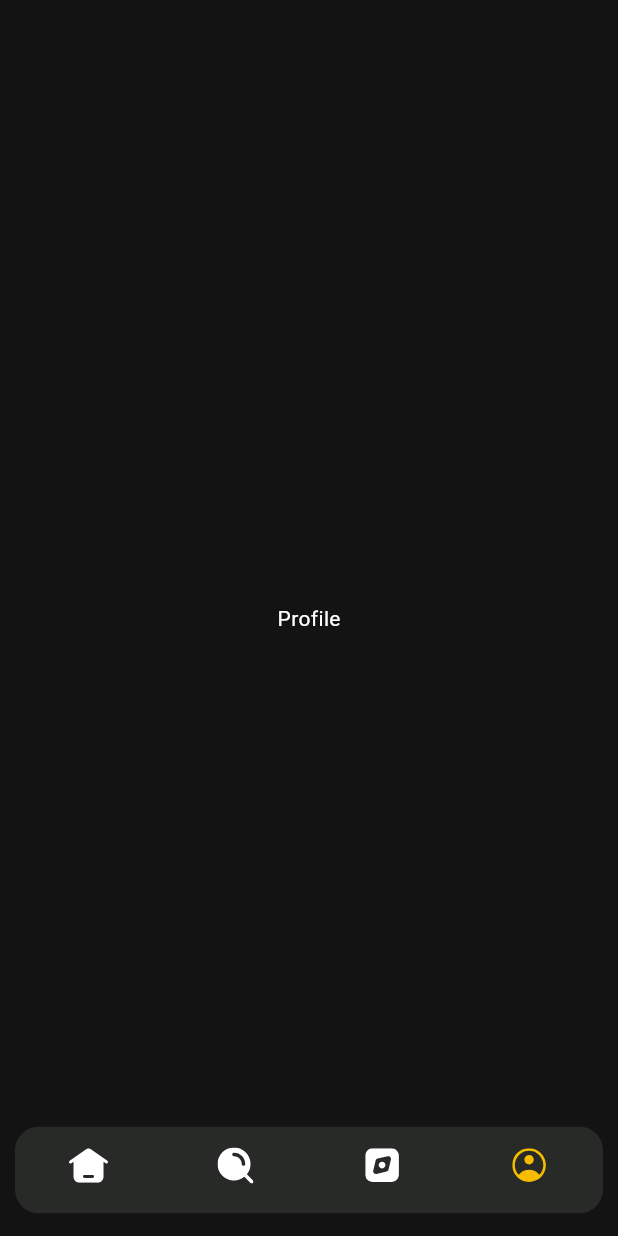
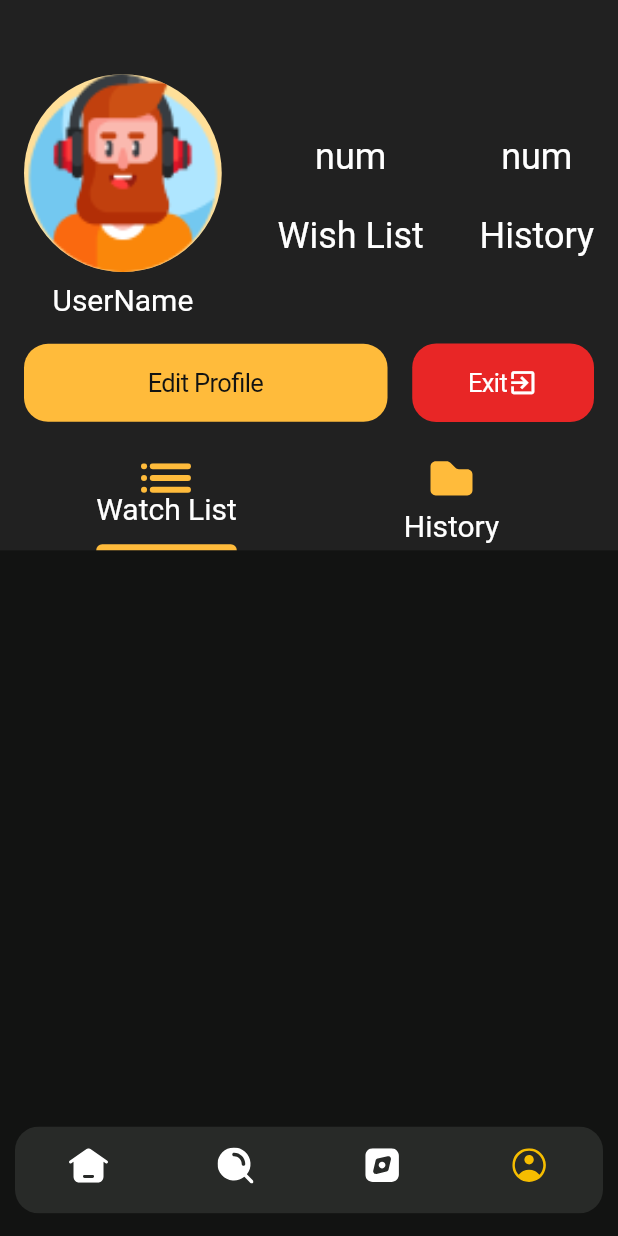
Before and after one commit to alaahamamo7-lang/movies, a Flutter app: the screen it shows after launch, item 4 of the bottom bar chosen, on a phone screen of 412 x 824 dp. Run offline on Flutter 3.47's test engine with Material 3 defaults, Android fonts, the phone set to English and light mode, and no system bars; our stand-ins replace carousel_slider, dio, firebase_auth, firebase_core, flutter_bloc, flutter_svg and 1 more; accounts and stored records are empty; network calls fail.

Commit message:
Profile static ui

```diff
--- a/lib/core/constants/app_assets.dart
+++ b/lib/core/constants/app_assets.dart
@@ -14,6 +14,8 @@ abstract final class AppAssets {
   static const String svgSearch = "assets/icons/search.svg";
   static const String svgExplore = "assets/icons/explore.svg";
   static const String svgProfile = "assets/icons/profiel.svg";
+  static const String svgList = "assets/icons/list.svg";
+  static const String svgFolder = "assets/icons/Folder.svg";
   //--------------------------------------------------------------------
   static const String avatar1 = "assets/images/avatar1.png";
   static const String avatar2 = "assets/images/avatar2.png";
--- a/lib/core/constants/app_color.dart
+++ b/lib/core/constants/app_color.dart
@@ -13,4 +13,5 @@ abstract final class AppColor {
   static const Color red = Color(0xffe82626);
 
   static const Color grey = Colors.grey;
+  static const Color darkGrey = Color(0xff212121);
 }
--- a/lib/core/constants/app_theme.dart
+++ b/lib/core/constants/app_theme.dart
@@ -29,6 +29,11 @@ abstract final class AppTheme {
         fontSize: 20,
         fontWeight: FontWeight.w700,
       ),
+      displayLarge: TextStyle(
+        color: AppColor.white,
+        fontSize: 24,
+        fontWeight: FontWeight.w700,
+      ),
       displayMedium: TextStyle(
         color: AppColor.white,
         fontSize: 16,
--- a/lib/features/auth/ui/weiget/button/main_button.dart
+++ b/lib/features/auth/ui/weiget/button/main_button.dart
@@ -1,17 +1,21 @@
 import 'package:flutter/cupertino.dart';
 import 'package:flutter/material.dart';
+import 'package:flutter_svg/flutter_svg.dart';
+import 'package:movies/core/constants/app_assets.dart';
 
 class MainButton extends StatelessWidget {
   final Widget label;
   final Color buttonBg;
   final Color buttonFg;
   final void Function()? onPressed;
+  final Widget? icon;
   const MainButton({
     super.key,
     required this.label,
     required this.buttonBg,
     required this.buttonFg,
     this.onPressed,
+    this.icon,
   });
 
   @override
@@ -24,7 +28,14 @@ class MainButton extends StatelessWidget {
         foregroundColor: buttonFg,
         borderRadius: BorderRadius.circular(16),
         onPressed: onPressed,
-        child: Center(child: label),
+        child: icon == null
+            ? Center(child: label)
+            : Center(
+                child: Row(
+                  mainAxisAlignment: .center,
+                  children: [label, icon!],
+                ),
+              ),
       ),
     );
   }
--- a/lib/features/home/presentation/screens/profile_tab/profile_tab.dart
+++ b/lib/features/home/presentation/screens/profile_tab/profile_tab.dart
@@ -1,13 +1,15 @@
 import 'package:flutter/material.dart';
+import 'package:movies/core/constants/app_assets.dart';
 import 'package:movies/core/constants/app_color.dart';
+import 'package:movies/features/home/presentation/widgets/profile_header.dart';
 
 class ProfileTab extends StatelessWidget {
-  const ProfileTab({super.key});
+  ProfileTab({super.key});
 
   @override
   Widget build(BuildContext context) {
-    return Center(
-      child: Text("Profile", style: TextStyle(color: AppColor.white)),
-    );
+    Size size = MediaQuery.sizeOf(context);
+    ThemeData theme = Theme.of(context);
+    return Scaffold(body: Column(children: [ProfileHeader()]));
   }
 }
--- /dev/null
+++ b/lib/features/home/presentation/widgets/profile_header.dart
@@ -0,0 +1,165 @@
+import 'package:flutter/material.dart';
+import 'package:flutter_svg/flutter_svg.dart';
+import 'package:movies/core/constants/app_assets.dart';
+import 'package:movies/core/constants/app_color.dart';
+import 'package:movies/features/auth/ui/weiget/button/main_button.dart';
+
+class ProfileHeader extends StatelessWidget {
+  ProfileHeader({super.key});
+  String selectedAvatar = AppAssets.avatar1;
+  @override
+  Widget build(BuildContext context) {
+    Size size = MediaQuery.sizeOf(context);
+    ThemeData theme = Theme.of(context);
+    return Container(
+      decoration: BoxDecoration(color: AppColor.darkGrey),
+      child: Padding(
+        padding: const EdgeInsets.symmetric(horizontal: 16),
+        child: Column(
+          children: [
+            SizedBox(height: size.height * 0.06),
+            Row(
+              children: [
+                Column(
+                  children: [
+                    CircleAvatar(
+                      backgroundImage: AssetImage(selectedAvatar),
+                      radius: size.width * 0.16,
+                    ),
+                    SizedBox(height: size.height * 0.01),
+                    Text(
+                      "UserName",
+                      style: theme.textTheme.displayMedium!.copyWith(
+                        color: AppColor.white,
+                        fontSize: 20,
+                      ),
+                    ),
+                  ],
+                ),
+                Spacer(),
+                Column(
+                  children: [
+                    Text(
+                      "num",
+                      style: theme.textTheme.displayMedium!.copyWith(
+                        fontSize: 24,
+                      ),
+                    ),
+                    SizedBox(height: size.height * 0.03),
+                    Text(
+                      "Wish List",
+                      style: theme.textTheme.displayMedium!.copyWith(
+                        color: AppColor.white,
+                        fontSize: 24,
+                      ),
+                    ),
+                  ],
+                ),
+                Spacer(),
+                Column(
+                  children: [
+                    Text(
+                      "num",
+                      style: theme.textTheme.displayMedium!.copyWith(
+                        fontSize: 24,
+                      ),
+                    ),
+                    SizedBox(height: size.height * 0.03),
+                    Text(
+                      "History",
+                      style: theme.textTheme.displayMedium!.copyWith(
+                        color: AppColor.white,
+                        fontSize: 24,
+                      ),
+                    ),
+                  ],
+                ),
+              ],
+            ),
+            SizedBox(height: size.height * 0.02),
+            Row(
+              children: [
+                Expanded(
+                  flex: 2,
+                  child: MainButton(
+                    label: Text("Edit Profile"),
+                    buttonBg: AppColor.yellow,
+                    buttonFg: AppColor.black,
+                    onPressed: () {},
+                  ),
+                ),
+                SizedBox(width: size.width * 0.04),
+                Expanded(
+                  flex: 1,
+                  child: MainButton(
+                    label: Text("Exit"),
+                    icon: Icon(Icons.exit_to_app_outlined),
+                    buttonBg: AppColor.red,
+                    buttonFg: AppColor.white,
+                    onPressed: () {},
+                  ),
+                ),
+              ],
+            ),
+            SizedBox(height: size.height * 0.02),
+
+            DefaultTabController(
+              length: 2,
+              child: TabBar(
+                dividerColor: Colors.transparent,
+                indicatorColor: AppColor.yellow,
+                indicatorWeight: 4.0,
+                indicatorPadding: EdgeInsets.symmetric(horizontal: 0),
+
+                tabs: [
+                  Container(
+                    decoration: BoxDecoration(color: AppColor.darkGrey),
+                    child: Column(
+                      children: [
+                        SvgPicture.asset(
+                          AppAssets.svgList,
+                          colorFilter: ColorFilter.mode(
+                            AppColor.yellow,
+                            .srcIn,
+                          ),
+                          fit: .scaleDown,
+                        ),
+                        Text(
+                          "Watch List",
+                          style: theme.textTheme.displayMedium!.copyWith(
+                            fontSize: 20,
+                          ),
+                        ),
+                      ],
+                    ),
+                  ),
+                  Container(
+                    decoration: BoxDecoration(color: AppColor.darkGrey),
+                    child: Column(
+                      children: [
+                        SvgPicture.asset(
+                          AppAssets.svgFolder,
+                          colorFilter: ColorFilter.mode(
+                            AppColor.yellow,
+                            .srcIn,
+                          ),
+                          fit: .scaleDown,
+                        ),
+                        Text(
+                          "History",
+                          style: theme.textTheme.displayMedium!.copyWith(
+                            fontSize: 20,
+                          ),
+                        ),
+                      ],
+                    ),
+                  ),
+                ],
+              ),
+            ),
+          ],
+        ),
+      ),
+    );
+  }
+}
```
Also changed, not shown: assets/icons/Folder.svg (added), assets/icons/list.svg (added).
